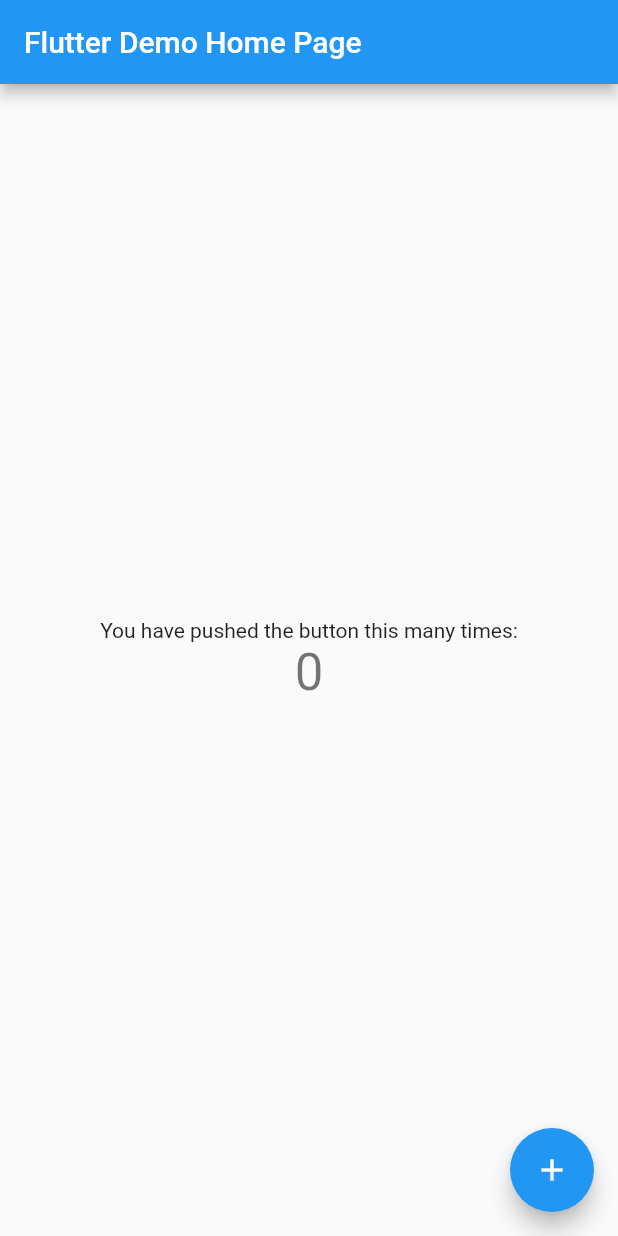
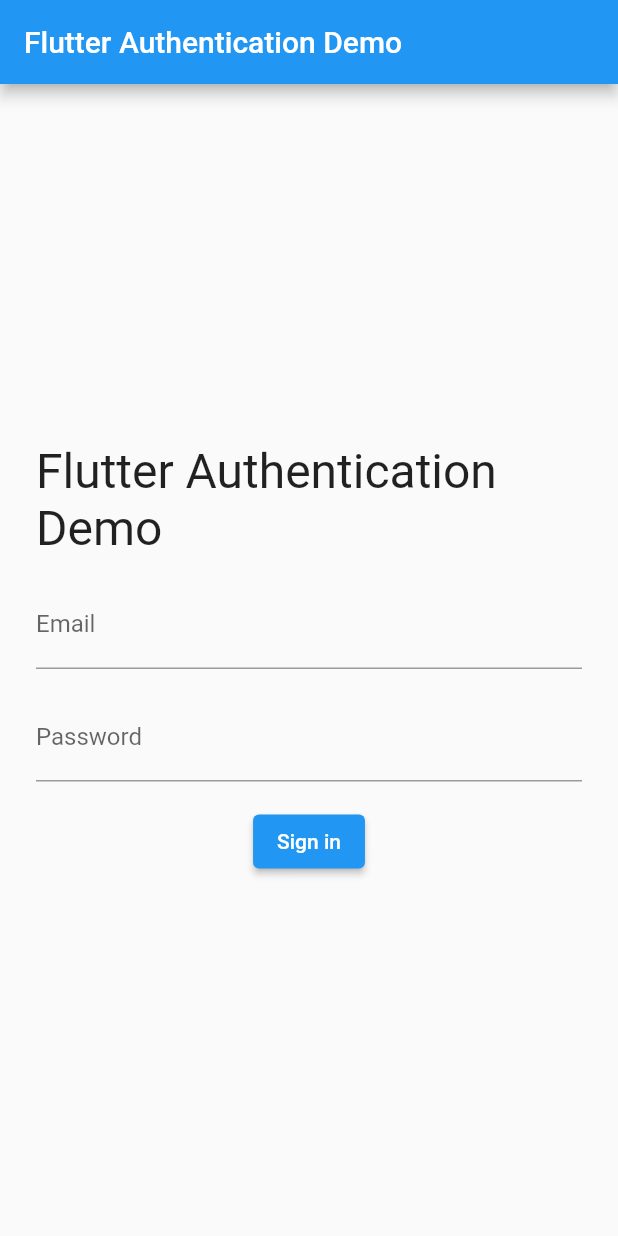
Before and after one commit to khantanveer7/authentication_demo, a Flutter app: the screen it shows after launch, on a phone screen of 412 x 824 dp. Run offline on Flutter 3.47's test engine with Material 2 defaults, Android fonts, the phone set to English and light mode, and no system bars.

Commit message:
Function Added

```diff
--- /dev/null
+++ b/lib/Screens/LoginScreen.dart
@@ -0,0 +1,107 @@
+import 'package:authentication_demo/Screens/HomeScreen.dart';
+import 'package:flutter/material.dart';
+
+class LoginScreen extends StatefulWidget {
+  const LoginScreen({super.key});
+
+  @override
+  State<LoginScreen> createState() => _LoginScreenState();
+}
+
+class _LoginScreenState extends State<LoginScreen> {
+  // Controllers for the email and password text fields
+  final TextEditingController _emailController = TextEditingController();
+  final TextEditingController _passwordController = TextEditingController();
+  @override
+  Widget build(BuildContext context) {
+    // Return the login screen
+    return Scaffold(
+      // Set the app bar
+      appBar: AppBar(
+        title: const Text('Flutter Authentication Demo'),
+      ),
+      // Set the body
+      body: Container(
+        padding: const EdgeInsets.symmetric(horizontal: 24.0),
+        child: Column(
+          mainAxisAlignment: MainAxisAlignment.center,
+          children: [
+            const Text(
+              'Flutter Authentication Demo',
+              style: TextStyle(fontSize: 32.0),
+            ),
+            const SizedBox(height: 16.0),
+            // Email text field
+            TextFormField(
+              // Assign the controller to the text field
+              controller: _emailController,
+              // Set the text field's decoration
+              decoration: const InputDecoration(
+                labelText: 'Email',
+              ),
+            ),
+            const SizedBox(height: 16.0),
+            // Password text field
+            TextFormField(
+              // Assign the controller to the text field
+              controller: _passwordController,
+              // Set the text field's decoration
+              decoration: const InputDecoration(
+                labelText: 'Password',
+              ),
+              // Set the text field's obscureText property to true
+              // To hide the password
+              obscureText: true,
+            ),
+            const SizedBox(height: 16.0),
+            // Sign in button
+            ElevatedButton(
+              // When the button is pressed, call the _signInWithEmailAndPassword()
+              // Defined below
+              onPressed: () => _signInWithEmailAndPassword(),
+
+              child: const Text('Sign in'),
+            ),
+          ],
+        ),
+      ),
+    );
+  }
+
+  // Method to sign in with email and password
+  void _signInWithEmailAndPassword() {
+    // Check if the email and password are correct
+
+    if (_emailController.text == 'hello@gmail.com' &&
+        _passwordController.text == 'admin') {
+      // If the email and password are correct, navigate to the HomeScreen
+      Navigator.of(context).pushReplacement(
+        MaterialPageRoute(
+          builder: (context) => const HomeScreen(),
+        ),
+      );
+      // If the email and password are incorrect, show an error dialog
+    } else {
+      showDialog(
+        context: context,
+        builder: (BuildContext context) {
+          // Return the dialog
+          return AlertDialog(
+            // Set the title of the dialog
+            title: const Text('Error'),
+            // Set the content of the dialog
+            content: const Text('Invalid email or password'),
+            // Set the actions of the dialog
+            actions: [
+              // Set the button to close the dialog
+              TextButton(
+                onPressed: () => Navigator.of(context).pop(),
+                child: const Text('OK'),
+              ),
+            ],
+          );
+        },
+      );
+    }
+  }
+}
--- a/lib/main.dart
+++ b/lib/main.dart
@@ -1,3 +1,4 @@
+import 'package:authentication_demo/Screens/LoginScreen.dart';
 import 'package:flutter/material.dart';
 
 void main() {
@@ -10,106 +11,16 @@ class MyApp extends StatelessWidget {
   // This widget is the root of your application.
   @override
   Widget build(BuildContext context) {
+    // This method is rerun every time setState is called, for instance as done
     return MaterialApp(
+      // Title of the app
       title: 'Flutter Demo',
+      // Theme of the app
       theme: ThemeData(
-        // This is the theme of your application.
-        //
-        // Try running your application with "flutter run". You'll see the
-        // application has a blue toolbar. Then, without quitting the app, try
-        // changing the primarySwatch below to Colors.green and then invoke
-        // "hot reload" (press "r" in the console where you ran "flutter run",
-        // or simply save your changes to "hot reload" in a Flutter IDE).
-        // Notice that the counter didn't reset back to zero; the application
-        // is not restarted.
         primarySwatch: Colors.blue,
       ),
-      home: const MyHomePage(title: 'Flutter Demo Home Page'),
+      // Initial route of the app
+      home: const LoginScreen(),
     );
   }
 }
-
-class MyHomePage extends StatefulWidget {
-  const MyHomePage({super.key, required this.title});
-
-  // This widget is the home page of your application. It is stateful, meaning
-  // that it has a State object (defined below) that contains fields that affect
-  // how it looks.
-
-  // This class is the configuration for the state. It holds the values (in this
-  // case the title) provided by the parent (in this case the App widget) and
-  // used by the build method of the State. Fields in a Widget subclass are
-  // always marked "final".
-
-  final String title;
-
-  @override
-  State<MyHomePage> createState() => _MyHomePageState();
-}
-
-class _MyHomePageState extends State<MyHomePage> {
-  int _counter = 0;
-
-  void _incrementCounter() {
-    setState(() {
-      // This call to setState tells the Flutter framework that something has
-      // changed in this State, which causes it to rerun the build method below
-      // so that the display can reflect the updated values. If we changed
-      // _counter without calling setState(), then the build method would not be
-      // called again, and so nothing would appear to happen.
-      _counter++;
-    });
-  }
-
-  @override
-  Widget build(BuildContext context) {
-    // This method is rerun every time setState is called, for instance as done
-    // by the _incrementCounter method above.
-    //
-    // The Flutter framework has been optimized to make rerunning build methods
-    // fast, so that you can just rebuild anything that needs updating rather
-    // than having to individually change instances of widgets.
-    return Scaffold(
-      appBar: AppBar(
-        // Here we take the value from the MyHomePage object that was created by
-        // the App.build method, and use it to set our appbar title.
-        title: Text(widget.title),
-      ),
-      body: Center(
-        // Center is a layout widget. It takes a single child and positions it
-        // in the middle of the parent.
-        child: Column(
-          // Column is also a layout widget. It takes a list of children and
-          // arranges them vertically. By default, it sizes itself to fit its
-          // children horizontally, and tries to be as tall as its parent.
-          //
-          // Invoke "debug painting" (press "p" in the console, choose the
-          // "Toggle Debug Paint" action from the Flutter Inspector in Android
-          // Studio, or the "Toggle Debug Paint" command in Visual Studio Code)
-          // to see the wireframe for each widget.
-          //
-          // Column has various properties to control how it sizes itself and
-          // how it positions its children. Here we use mainAxisAlignment to
-          // center the children vertically; the main axis here is the vertical
-          // axis because Columns are vertical (the cross axis would be
-          // horizontal).
-          mainAxisAlignment: MainAxisAlignment.center,
-          children: <Widget>[
-            const Text(
-              'You have pushed the button this many times:',
-            ),
-            Text(
-              '$_counter',
-              style: Theme.of(context).textTheme.headline4,
-            ),
-          ],
-        ),
-      ),
-      floatingActionButton: FloatingActionButton(
-        onPressed: _incrementCounter,
-        tooltip: 'Increment',
-        child: const Icon(Icons.add),
-      ), // This trailing comma makes auto-formatting nicer for build methods.
-    );
-  }
-}
```
Also changed, not shown: lib/Screens/HomeScreen.dart (added, +47 -0 lines), pubspec.yaml (+3 -5 lines), pubspec.lock.
